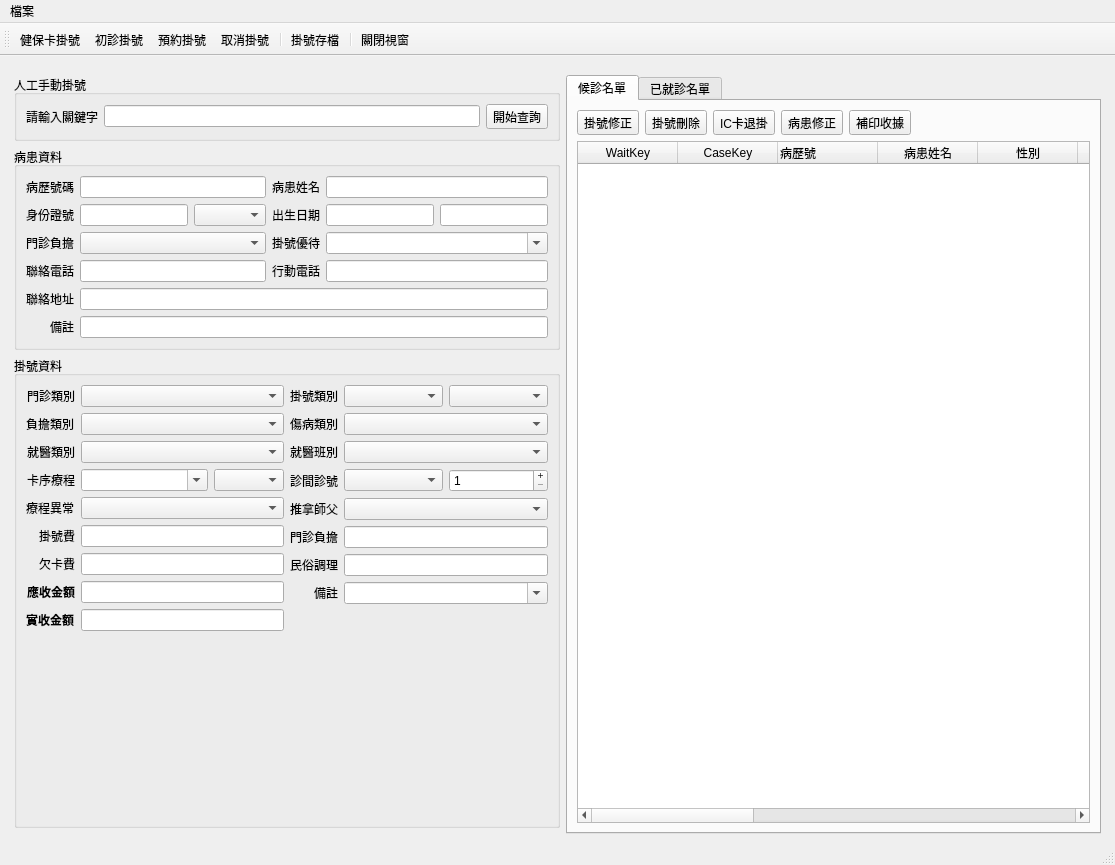
Above: ui/registration.ui from picacat/pyMedical before the change. Below: the same form after it.
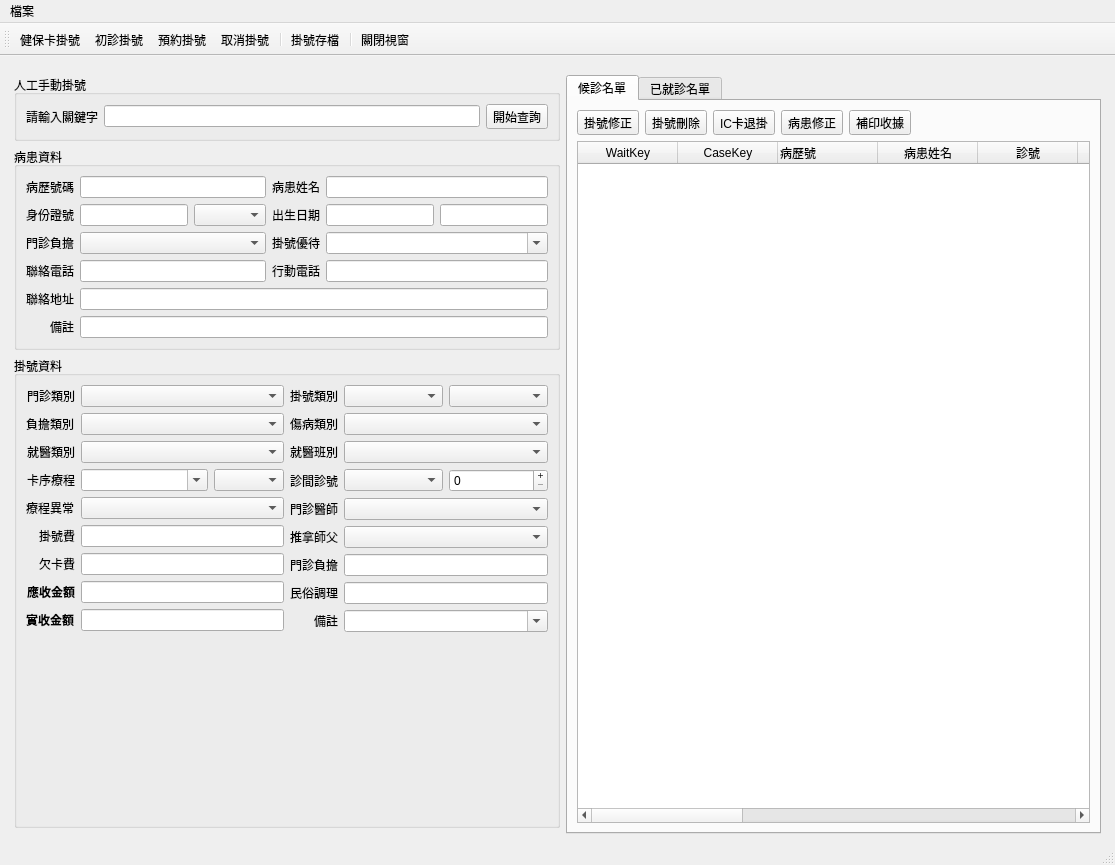
That is the form after the change. Icons and pictures are not drawn.

The edit to the form file:
```diff
--- a/ui/registration.ui
+++ b/ui/registration.ui
@@ -160,6 +160,11 @@
               <string>病患姓名</string>
              </property>
             </column>
+            <column>
+             <property name="text">
+              <string>診號</string>
+             </property>
+            </column>
             <column>
              <property name="text">
               <string>性別</string>
@@ -207,7 +212,7 @@
             </column>
             <column>
              <property name="text">
-              <string>診號</string>
+              <string>門診醫師</string>
              </property>
             </column>
             <column>
@@ -1004,8 +1009,8 @@
          </item>
          <item>
           <layout class="QGridLayout" name="gridLayout_5">
-           <item row="0" column="1">
-            <widget class="QComboBox" name="comboBox_reg_type">
+           <item row="5" column="1" colspan="2">
+            <widget class="QComboBox" name="comboBox_massager">
              <property name="sizePolicy">
               <sizepolicy hsizetype="Expanding" vsizetype="Fixed">
                <horstretch>0</horstretch>
@@ -1014,36 +1019,6 @@
              </property>
             </widget>
            </item>
-           <item row="4" column="0">
-            <widget class="QLabel" name="label_15">
-             <property name="text">
-              <string>推拿師父</string>
-             </property>
-             <property name="alignment">
-              <set>Qt::AlignRight|Qt::AlignTrailing|Qt::AlignVCenter</set>
-             </property>
-            </widget>
-           </item>
-           <item row="0" column="2">
-            <widget class="QComboBox" name="comboBox_visit">
-             <property name="sizePolicy">
-              <sizepolicy hsizetype="Expanding" vsizetype="Fixed">
-               <horstretch>0</horstretch>
-               <verstretch>0</verstretch>
-              </sizepolicy>
-             </property>
-            </widget>
-           </item>
-           <item row="2" column="0">
-            <widget class="QLabel" name="label_20">
-             <property name="text">
-              <string>就醫班別</string>
-             </property>
-             <property name="alignment">
-              <set>Qt::AlignRight|Qt::AlignTrailing|Qt::AlignVCenter</set>
-             </property>
-            </widget>
-           </item>
            <item row="3" column="1">
             <widget class="QComboBox" name="comboBox_room">
              <property name="sizePolicy">
@@ -1054,17 +1029,37 @@
              </property>
             </widget>
            </item>
-           <item row="5" column="0">
-            <widget class="QLabel" name="label_21">
+           <item row="0" column="0">
+            <widget class="QLabel" name="label_17">
              <property name="text">
-              <string>門診負擔</string>
+              <string>掛號類別</string>
              </property>
              <property name="alignment">
               <set>Qt::AlignRight|Qt::AlignTrailing|Qt::AlignVCenter</set>
              </property>
             </widget>
            </item>
-           <item row="7" column="0">
+           <item row="6" column="1" colspan="2">
+            <widget class="QLineEdit" name="lineEdit_diag_share_fee">
+             <property name="alignment">
+              <set>Qt::AlignRight|Qt::AlignTrailing|Qt::AlignVCenter</set>
+             </property>
+             <property name="clearButtonEnabled">
+              <bool>true</bool>
+             </property>
+            </widget>
+           </item>
+           <item row="0" column="2">
+            <widget class="QComboBox" name="comboBox_visit">
+             <property name="sizePolicy">
+              <sizepolicy hsizetype="Expanding" vsizetype="Fixed">
+               <horstretch>0</horstretch>
+               <verstretch>0</verstretch>
+              </sizepolicy>
+             </property>
+            </widget>
+           </item>
+           <item row="8" column="0">
             <widget class="QLabel" name="label_28">
              <property name="text">
               <string>備註</string>
@@ -1074,34 +1069,24 @@
              </property>
             </widget>
            </item>
-           <item row="3" column="0">
-            <widget class="QLabel" name="label">
+           <item row="6" column="0">
+            <widget class="QLabel" name="label_21">
              <property name="text">
-              <string>診間診號</string>
+              <string>門診負擔</string>
              </property>
              <property name="alignment">
               <set>Qt::AlignRight|Qt::AlignTrailing|Qt::AlignVCenter</set>
              </property>
             </widget>
            </item>
-           <item row="1" column="1" colspan="2">
-            <widget class="QComboBox" name="comboBox_injury_type">
-             <property name="sizePolicy">
-              <sizepolicy hsizetype="Expanding" vsizetype="Fixed">
-               <horstretch>0</horstretch>
-               <verstretch>0</verstretch>
-              </sizepolicy>
+           <item row="5" column="0">
+            <widget class="QLabel" name="label_15">
+             <property name="text">
+              <string>推拿師父</string>
              </property>
-            </widget>
-           </item>
-           <item row="6" column="1" colspan="2">
-            <widget class="QLineEdit" name="lineEdit_traditional_health_care_fee">
              <property name="alignment">
               <set>Qt::AlignRight|Qt::AlignTrailing|Qt::AlignVCenter</set>
              </property>
-             <property name="clearButtonEnabled">
-              <bool>true</bool>
-             </property>
             </widget>
            </item>
            <item row="2" column="1" colspan="2">
@@ -1114,18 +1099,18 @@
              </property>
             </widget>
            </item>
-           <item row="5" column="1" colspan="2">
-            <widget class="QLineEdit" name="lineEdit_diag_share_fee">
+           <item row="2" column="0">
+            <widget class="QLabel" name="label_20">
+             <property name="text">
+              <string>就醫班別</string>
+             </property>
              <property name="alignment">
               <set>Qt::AlignRight|Qt::AlignTrailing|Qt::AlignVCenter</set>
              </property>
-             <property name="clearButtonEnabled">
-              <bool>true</bool>
-             </property>
             </widget>
            </item>
-           <item row="4" column="1" colspan="2">
-            <widget class="QComboBox" name="comboBox_massager">
+           <item row="0" column="1">
+            <widget class="QComboBox" name="comboBox_reg_type">
              <property name="sizePolicy">
               <sizepolicy hsizetype="Expanding" vsizetype="Fixed">
                <horstretch>0</horstretch>
@@ -1134,16 +1119,6 @@
              </property>
             </widget>
            </item>
-           <item row="6" column="0">
-            <widget class="QLabel" name="label_23">
-             <property name="text">
-              <string>民俗調理</string>
-             </property>
-             <property name="alignment">
-              <set>Qt::AlignRight|Qt::AlignTrailing|Qt::AlignVCenter</set>
-             </property>
-            </widget>
-           </item>
            <item row="3" column="2">
             <widget class="QSpinBox" name="spinBox_reg_no">
              <property name="sizePolicy">
@@ -1171,23 +1146,66 @@
               <string/>
              </property>
              <property name="minimum">
-              <number>1</number>
+              <number>0</number>
              </property>
              <property name="maximum">
               <number>999</number>
              </property>
+             <property name="value">
+              <number>0</number>
+             </property>
             </widget>
            </item>
-           <item row="0" column="0">
-            <widget class="QLabel" name="label_17">
+           <item row="9" column="1">
+            <spacer name="verticalSpacer_2">
+             <property name="orientation">
+              <enum>Qt::Vertical</enum>
+             </property>
+             <property name="sizeHint" stdset="0">
+              <size>
+               <width>20</width>
+               <height>40</height>
+              </size>
+             </property>
+            </spacer>
+           </item>
+           <item row="7" column="1" colspan="2">
+            <widget class="QLineEdit" name="lineEdit_traditional_health_care_fee">
+             <property name="alignment">
+              <set>Qt::AlignRight|Qt::AlignTrailing|Qt::AlignVCenter</set>
+             </property>
+             <property name="clearButtonEnabled">
+              <bool>true</bool>
+             </property>
+            </widget>
+           </item>
+           <item row="1" column="1" colspan="2">
+            <widget class="QComboBox" name="comboBox_injury_type">
+             <property name="sizePolicy">
+              <sizepolicy hsizetype="Expanding" vsizetype="Fixed">
+               <horstretch>0</horstretch>
+               <verstretch>0</verstretch>
+              </sizepolicy>
+             </property>
+            </widget>
+           </item>
+           <item row="7" column="0">
+            <widget class="QLabel" name="label_23">
              <property name="text">
-              <string>掛號類別</string>
+              <string>民俗調理</string>
              </property>
              <property name="alignment">
               <set>Qt::AlignRight|Qt::AlignTrailing|Qt::AlignVCenter</set>
              </property>
             </widget>
            </item>
+           <item row="8" column="1" colspan="2">
+            <widget class="QComboBox" name="comboBox_remark">
+             <property name="editable">
+              <bool>true</bool>
+             </property>
+            </widget>
+           </item>
            <item row="1" column="0">
             <widget class="QLabel" name="label_13">
              <property name="sizePolicy">
@@ -1204,25 +1222,22 @@
              </property>
             </widget>
            </item>
-           <item row="7" column="1" colspan="2">
-            <widget class="QComboBox" name="comboBox_remark">
-             <property name="editable">
-              <bool>true</bool>
+           <item row="3" column="0">
+            <widget class="QLabel" name="label">
+             <property name="text">
+              <string>診間診號</string>
              </property>
             </widget>
            </item>
-           <item row="8" column="1">
-            <spacer name="verticalSpacer_2">
-             <property name="orientation">
-              <enum>Qt::Vertical</enum>
+           <item row="4" column="0">
+            <widget class="QLabel" name="label_26">
+             <property name="text">
+              <string>門診醫師</string>
              </property>
-             <property name="sizeHint" stdset="0">
-              <size>
-               <width>20</width>
-               <height>40</height>
-              </size>
-             </property>
-            </spacer>
+            </widget>
+           </item>
+           <item row="4" column="1" colspan="2">
+            <widget class="QComboBox" name="comboBox_doctor"/>
            </item>
           </layout>
          </item>
```
Left out of the diff: 8 changed lines with no effect on the pictures.
